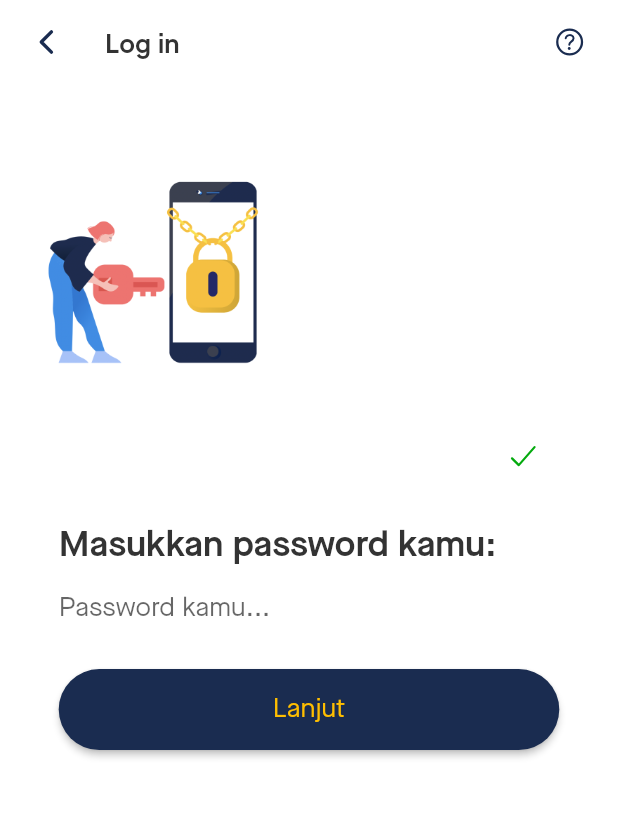
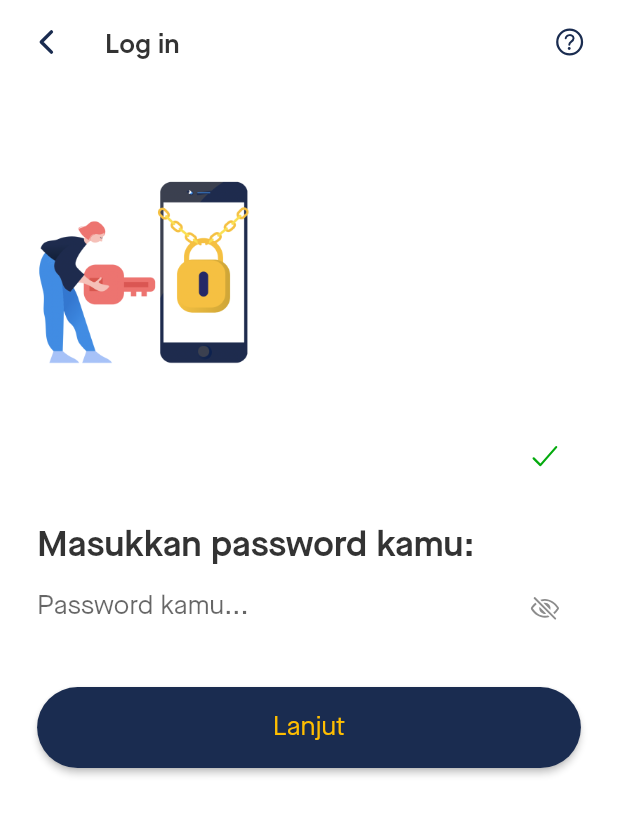
Before and after one commit to andre-nk/sindustore, a Flutter app: the AuthFormPage screen opened directly, after a tap on "Lanjut", on a phone screen of 412 x 824 dp. Shown: the top 815 px of the screen. Run offline on Flutter 3.47's test engine with Material 2 defaults, Android fonts, the light colour scheme and no system bars; drawn by our look-alikes of delayed_display; our stand-ins replace bloc, cloud_firestore, equatable, firebase_auth, firebase_core, flutter_bloc and 4 more; missing offline and left inert: flow_builder; accounts and stored records are empty; project files that could hold a hidden picture were left out.

Commit message:
:sparkles: UI Refinement, Auth Exceptions Added, AuthCubit Updated, State Emitter Marked

```diff
--- a/lib/app/auth/bloc/auth_bloc.dart
+++ b/lib/app/auth/bloc/auth_bloc.dart
@@ -10,7 +10,7 @@ part 'auth_state.dart';
 
 class AuthBloc extends Bloc<AuthEvent, AuthState> {
   final AuthRepository _authRepository;
-  // StreamSubscription<User>? _userSubscription;
+  StreamSubscription<User>? _userSubscription;
 
   AuthBloc({required AuthRepository authRepository})
       : _authRepository = authRepository,
@@ -21,8 +21,19 @@ class AuthBloc extends Bloc<AuthEvent, AuthState> {
     on<AuthUserStateChanged>((event, emit) {
       emit(event.user.isNotEmpty ? Authenticated(event.user) : Unauthenticated());
     });
+
     on<AuthLogoutRequested>((event, emit) {
       unawaited(_authRepository.signOut());
     });
+
+    _userSubscription = _authRepository.user.listen((user) {
+      add(AuthUserStateChanged(user));
+    });
+  }
+
+  @override
+  Future<void> close(){
+    _userSubscription?.cancel();
+    return super.close();
   }
 }
--- a/lib/config/routes.dart
+++ b/lib/config/routes.dart
@@ -6,6 +6,8 @@ List<Page> onGenerateAppViewPages(
   AuthState state,
   List<Page<dynamic>> pages,
 ) {
+  print(state.toString() + "route");
+
   if(state is Authenticated){
     return [
       HomePage.page()
--- a/lib/presentation/screens/auth/auth_page.dart
+++ b/lib/presentation/screens/auth/auth_page.dart
@@ -21,11 +21,12 @@ class AuthFormPage extends StatelessWidget {
                   size: 24,
                 )),
           ),
-          body: Padding(
+          body: SingleChildScrollView(
+            child: Padding(
               padding: EdgeInsets.only(
                   top: 56,
-                left: MQuery.width(0.075, context),
-                right: MQuery.width(0.075, context)),
+                  left: MQuery.width(0.06, context),
+                  right: MQuery.width(0.06, context)),
               child: Column(
                 mainAxisAlignment: MainAxisAlignment.start,
                 crossAxisAlignment: CrossAxisAlignment.start,
@@ -35,6 +36,7 @@ class AuthFormPage extends StatelessWidget {
                   const AuthForm()
                 ],
               ),
+            ),
           )),
     );
   }
--- a/lib/presentation/widgets/auth/auth_form.dart
+++ b/lib/presentation/widgets/auth/auth_form.dart
@@ -31,10 +31,7 @@ class AuthForm extends StatelessWidget {
           );
       }
     }, builder: (context, state) {
-      return Padding(
-          padding:
-              EdgeInsets.symmetric(horizontal: MQuery.height(0.01, context)),
-          child: (state.authStatus == AuthStatusWrapper.existedUser ||
+      return (state.authStatus == AuthStatusWrapper.existedUser ||
               state.authStatus == AuthStatusWrapper.predefinedUser
           ? Column(
               mainAxisAlignment: MainAxisAlignment.start,
@@ -48,9 +45,9 @@ class AuthForm extends StatelessWidget {
                 ),
                 _FormTitle(),
                 DelayedDisplay(
-                        delay: Duration(milliseconds: 500),
+                    delay: Duration(milliseconds: 250),
                     child: Padding(
-                          padding: EdgeInsets.only(top: 4.0),
+                      padding: EdgeInsets.only(top: 4.0, bottom: 12.0),
                       child: _PasswordAuthInput(),
                     )),
                 _SubmitButton(),
@@ -69,7 +66,7 @@ class AuthForm extends StatelessWidget {
                 ),
                 _SubmitButton(),
               ],
-                )));
+            ));
     });
   }
 }
@@ -112,12 +109,13 @@ class _EmailAuthInput extends StatelessWidget {
               key: const Key('loginForm_emailInput_textField'),
               onChanged: (email) =>
                   {context.read<AuthCubit>().emailFormChanged(email)},
-
               style: AppTheme.text.paragraph,
               decoration: InputDecoration(
                 enabled: !isValidated,
                 border: InputBorder.none,
-                hintText: isValidated ? state.email.value : 'contoh: andreas@gmail.com',
+                hintText: isValidated
+                    ? state.email.value
+                    : 'contoh: andreas@gmail.com',
                 errorText: state.formStatus.isSubmissionFailure
                     ? "*E-mail tidak valid. Coba lagi"
                     : null,
@@ -136,18 +134,26 @@ class _EmailAuthInput extends StatelessWidget {
   }
 }
 
-class _PasswordAuthInput extends StatelessWidget {
+class _PasswordAuthInput extends StatefulWidget {
   const _PasswordAuthInput({Key? key}) : super(key: key);
+
+  @override
+  State<_PasswordAuthInput> createState() => _PasswordAuthInputState();
+}
+
+class _PasswordAuthInputState extends State<_PasswordAuthInput> {
+  bool _isPasswordObscured = true;
 
   @override
   Widget build(BuildContext context) {
     return BlocBuilder<AuthCubit, AuthState>(
         buildWhen: ((previous, current) =>
-            previous.password != current.password),
+            previous.password != current.password || previous.formStatus != current.formStatus),
         builder: (context, state) {
           return Padding(
             padding: EdgeInsets.only(bottom: MQuery.height(0.02, context)),
             child: TextField(
+              obscureText: _isPasswordObscured,
               key: const Key('loginForm_passwordInput_textField'),
               onChanged: (password) =>
                   {context.read<AuthCubit>().passwordFormChanged(password)},
@@ -155,8 +161,22 @@ class _PasswordAuthInput extends StatelessWidget {
               decoration: InputDecoration(
                 border: InputBorder.none,
                 hintText: 'Password kamu...',
+                suffixIcon: IconButton(
+                  splashRadius: 24,
+                  onPressed: () {
+                    setState(() {
+                      _isPasswordObscured = !_isPasswordObscured;
+                    });
+                  },
+                  icon: _isPasswordObscured
+                      ? const Icon(
+                          Ionicons.eye_off_outline,
+                          size: 20,
+                        )
+                      : const Icon(Ionicons.eye_outline, size: 20),
+                ),
                 errorText: state.formStatus.isSubmissionFailure
-                    ? "*Password tidak valid (min. 6 karakter). Coba lagi"
+                    ? state.errorMessage ?? "*Password tidak valid (min. 6 karakter). Coba lagi"
                     : null,
                 isCollapsed: false,
                 isDense: false,
@@ -183,7 +203,16 @@ class _SubmitButton extends StatelessWidget {
             : WideButton(
                 title: "Lanjut",
                 onPressed: () async {
+                  if(state.authStatus == AuthStatusWrapper.emptyUser){
+                    print("E-mail Validation");
                     await context.read<AuthCubit>().validateEmail();
+                  } else if (state.authStatus == AuthStatusWrapper.existedUser){
+                    print("Sign In");
+                    // await context.read<AuthCubit>().signInWithEmailAndPassword();
+                  } else if (state.authStatus == AuthStatusWrapper.predefinedUser){
+                    print("Sign Up");
+                    await context.read<AuthCubit>().signUpWithEmailAndPassword();
+                  }
                 });
       },
     );
```
Also changed, not shown: lib/app/auth/cubit/auth_cubit.dart (+78 -4 lines), lib/repository/auth/auth_exceptions.dart (added, +76 -0 lines), lib/repository/auth/auth_repository.dart (+61 -42 lines). Lines whose indentation alone changed are shown as unchanged.
